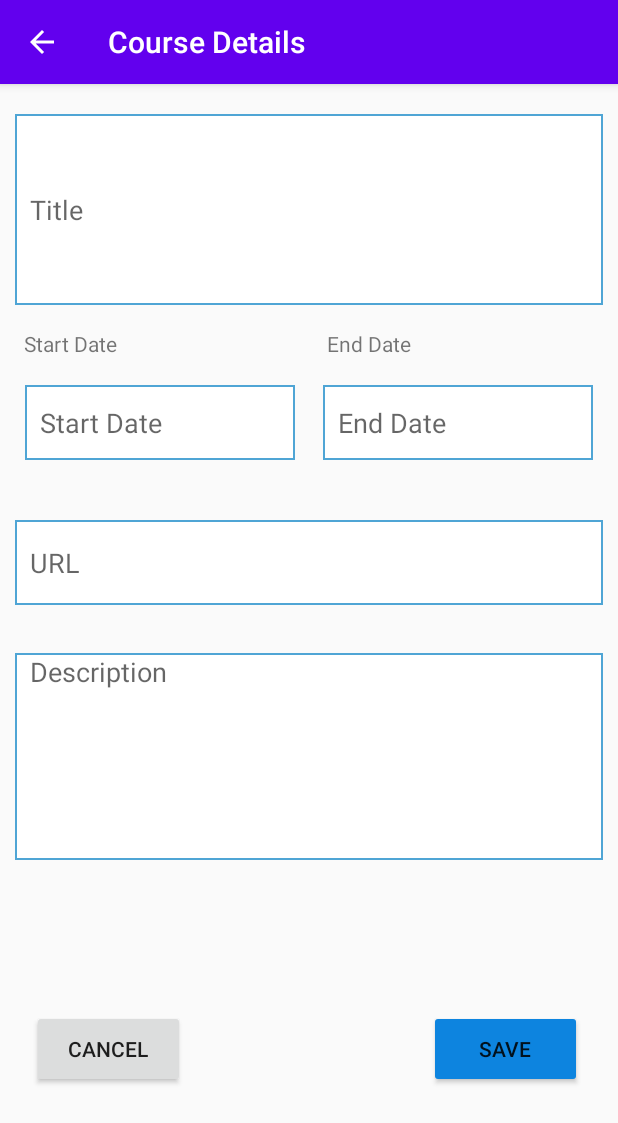
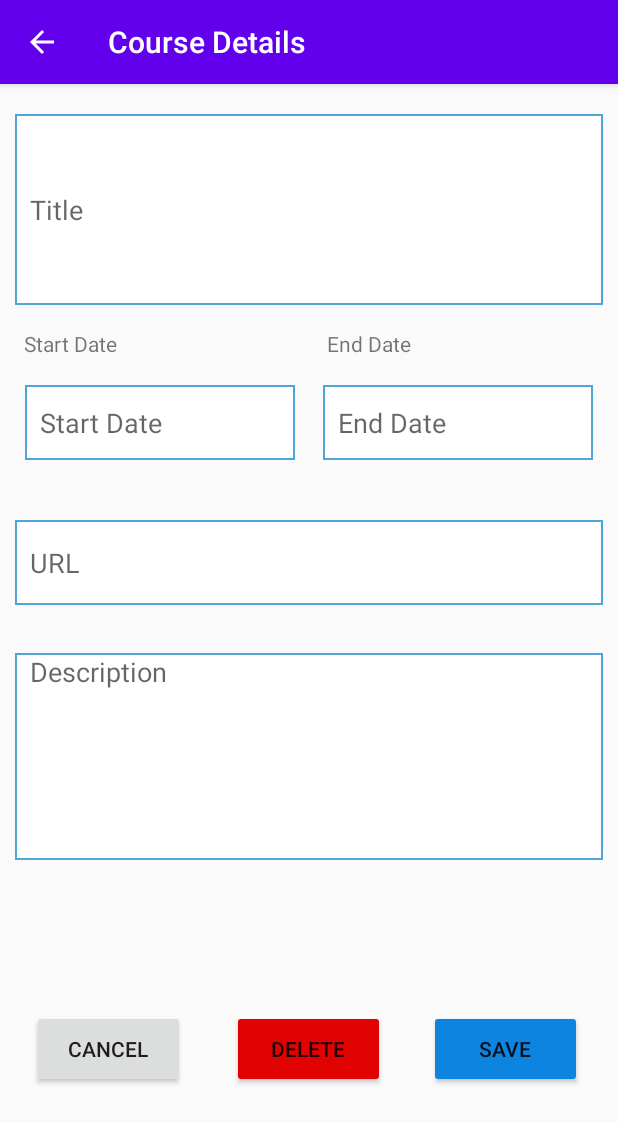
Before and after one commit to Acrylami/CodingCrowsTeam3, an Android app: the CourseDetails screen opened directly, with no data from a screen before it, on a phone screen of 412 x 824 dp. Shown: the top 1123 px of the screen. Run offline under Robolectric (Android 15) with nearby library versions, the phone set to English and light mode, and no system bars.

Commit message:
added delete functionality

```diff
--- a/app/src/main/java/com/app/courseplan/ui/CourseDetails.java
+++ b/app/src/main/java/com/app/courseplan/ui/CourseDetails.java
@@ -1,7 +1,9 @@
 package com.app.courseplan.ui;
 
 
+import android.app.AlertDialog;
 import android.app.DatePickerDialog;
+import android.content.DialogInterface;
 import android.content.Intent;
 import android.graphics.Color;
 import android.graphics.drawable.ColorDrawable;
@@ -20,9 +22,10 @@ import com.app.courseplan.model.Course;
 
 public class CourseDetails extends AppCompatActivity {
 
-    Button cancelButton;
-    Button saveButton;
+    Button cancelButton, saveButton, deleteButton;
     EditText courseTitle, courseURL, courseDescription, startDate, endDate;
+    //Course ID/ Title for the delete dialog
+    String id, title;
     //    Date Picker
     private DatePickerDialog.OnDateSetListener startDateSetListener, endDateSetListener;
 
@@ -38,8 +41,7 @@ public class CourseDetails extends AppCompatActivity {
         endDate = findViewById(R.id.endDate);
         courseURL = findViewById(R.id.courseURL);
         courseDescription = findViewById(R.id.courseDescription);
-
-
+        deleteButton = findViewById(R.id.deleteButton);
         saveButton = findViewById(R.id.saveButton);
 
         // Save functionality
@@ -67,6 +69,14 @@ public class CourseDetails extends AppCompatActivity {
             }
 
 
+        });
+
+        //  Delete Button functionality
+        deleteButton.setOnClickListener(new View.OnClickListener() {
+            @Override
+            public void onClick(View view) {
+                confirmDialog();
+            }
         });
 
         // Cancel Button
@@ -145,6 +155,31 @@ public class CourseDetails extends AppCompatActivity {
 
         }
 
+
+    }
+
+    // Confirm Dialog for delete button
+    void confirmDialog() {
+        id = getIntent().getStringExtra("id");
+        title = getIntent().getStringExtra("title");
+        AlertDialog.Builder builder = new AlertDialog.Builder(this);
+        builder.setTitle("Delete " + title + " ?");
+        builder.setMessage("Are you sure you want to delete " + title + " ?");
+        builder.setPositiveButton("Yes", new DialogInterface.OnClickListener() {
+            @Override
+            public void onClick(DialogInterface dialog, int i) {
+                DatabaseHelper myDB = new DatabaseHelper(CourseDetails.this);
+                myDB.deleteOneRow(id);
+                finish();
+            }
+        });
+        builder.setNegativeButton("No", new DialogInterface.OnClickListener() {
+            @Override
+            public void onClick(DialogInterface dialog, int i) {
+//                Nothing will happen when no is clicked apart from the dialog being dismissed
+            }
+        });
+        builder.create().show();
     }
 
 
--- a/app/src/main/res/layout/activity_course_details.xml
+++ b/app/src/main/res/layout/activity_course_details.xml
@@ -11,10 +11,10 @@
         android:id="@+id/cancelButton"
         android:layout_width="102dp"
         android:layout_height="52dp"
-        android:layout_marginBottom="16dp"
-        android:layout_marginEnd="292dp"
         android:layout_marginStart="24dp"
         android:layout_marginTop="534dp"
+        android:layout_marginEnd="292dp"
+        android:layout_marginBottom="16dp"
         android:backgroundTint="#DCDDDD"
         android:text="CANCEL"
         app:layout_constraintBottom_toBottomOf="parent"
@@ -23,13 +23,28 @@
         app:layout_constraintTop_toTopOf="parent" />
 
     <Button
+        android:id="@+id/deleteButton"
+        android:layout_width="102dp"
+        android:layout_height="52dp"
+        android:layout_marginTop="100dp"
+        android:layout_marginBottom="21dp"
+        android:backgroundTint="#E10202"
+        android:text="DELETE"
+        app:layout_constraintBottom_toBottomOf="parent"
+        app:layout_constraintEnd_toStartOf="@+id/saveButton"
+        app:layout_constraintHorizontal_bias="0.516"
+        app:layout_constraintStart_toEndOf="@+id/cancelButton"
+        app:layout_constraintTop_toBottomOf="@+id/courseDescription"
+        app:layout_constraintVertical_bias="0.0" />
+
+    <Button
         android:id="@+id/saveButton"
         android:layout_width="102dp"
         android:layout_height="52dp"
-        android:layout_marginBottom="16dp"
-        android:layout_marginEnd="24dp"
         android:layout_marginStart="162dp"
         android:layout_marginTop="534dp"
+        android:layout_marginEnd="24dp"
+        android:layout_marginBottom="16dp"
         android:backgroundTint="#0D84DF"
         android:text="SAVE"
         app:layout_constraintBottom_toBottomOf="parent"
@@ -41,10 +56,10 @@
         android:id="@+id/courseTitle"
         android:layout_width="match_parent"
         android:layout_height="0dp"
-        android:layout_marginBottom="470dp"
-        android:layout_marginEnd="10dp"
         android:layout_marginStart="10dp"
         android:layout_marginTop="20dp"
+        android:layout_marginEnd="10dp"
+        android:layout_marginBottom="470dp"
         android:background="@drawable/back"
         android:paddingLeft="10sp"
         android:hint="Title"
@@ -101,10 +116,10 @@
         android:id="@+id/courseURL"
         android:layout_width="0dp"
         android:layout_height="0dp"
-        android:layout_marginBottom="270dp"
-        android:layout_marginEnd="10dp"
         android:layout_marginStart="10dp"
         android:layout_marginTop="40dp"
+        android:layout_marginEnd="10dp"
+        android:layout_marginBottom="270dp"
         android:background="@drawable/back"
         android:hint="URL"
         android:paddingLeft="10sp"
@@ -119,10 +134,10 @@
         android:id="@+id/courseDescription"
         android:layout_width="0dp"
         android:layout_height="0dp"
-        android:layout_marginBottom="100dp"
-        android:layout_marginEnd="10dp"
         android:layout_marginStart="10dp"
         android:layout_marginTop="32dp"
+        android:layout_marginEnd="10dp"
+        android:layout_marginBottom="100dp"
         android:background="@drawable/back"
         android:ems="10"
         android:paddingLeft="10sp"
--- a/app/src/main/res/layout/my_row.xml
+++ b/app/src/main/res/layout/my_row.xml
@@ -3,7 +3,8 @@
     xmlns:app="http://schemas.android.com/apk/res-auto"
     android:layout_width="match_parent"
     android:layout_height="wrap_content"
-    android:orientation="vertical">
+    android:orientation="vertical"
+    android:id="@+id/mainLayout">
 
     <androidx.cardview.widget.CardView
         android:layout_width="match_parent"
```
Also changed, not shown: app/src/main/java/com/app/courseplan/CourseAdapter.java (+16 -1 lines), app/src/main/java/com/app/courseplan/DatabaseHelper.java (+13 -0 lines).
